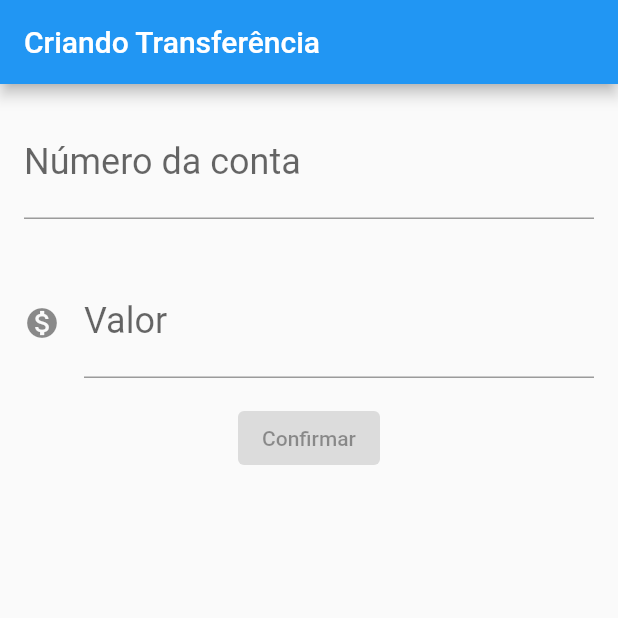
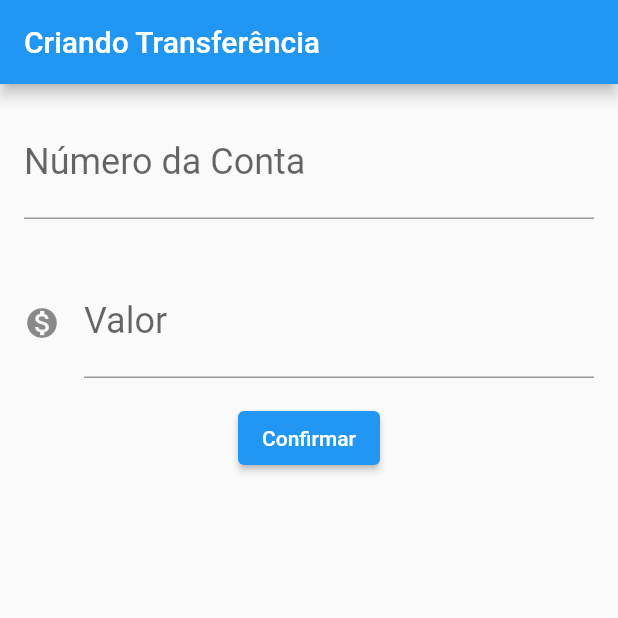
Before and after one commit to priscillatiemi/projeto-flutter, a Flutter app: the screen it shows after launch, on a phone screen of 412 x 824 dp, the top half of it. Run offline on Flutter 3.47's test engine with Material 2 defaults, Android fonts, the phone set to English and light mode, and no system bars.

Commit message:
Refatoração

```diff
--- a/lib/main.dart
+++ b/lib/main.dart
@@ -14,6 +14,9 @@ class DigitalBankApp extends StatelessWidget {
 }
 
 class FormularioTransferencia extends StatelessWidget {
+  final TextEditingController _controladorCampoConta = TextEditingController();
+  final TextEditingController _controladorCampoValor = TextEditingController();
+
   @override
   Widget build(BuildContext context) {
     return Scaffold(
@@ -22,34 +25,58 @@ class FormularioTransferencia extends StatelessWidget {
         ),
         body: Column(
           children: [
-            Padding(
-              padding: const EdgeInsets.all(16.0),
-              child: TextField(
-                style: TextStyle(fontSize: 24.0),
-                decoration: InputDecoration(
-                    labelText: 'Número da conta', hintText: '0000'),
-                keyboardType: TextInputType.number,
-              ),
-            ),
-            Padding(
-              padding: const EdgeInsets.all(16.0),
-              child: TextField(
-                style: TextStyle(fontSize: 24.0),
-                decoration: InputDecoration(
-                    icon: Icon(Icons.monetization_on),
-                    labelText: 'Valor',
-                    hintText: '0.00'),
-                keyboardType: TextInputType.number,
-              ),
-            ),
+            Editor(controlador: _controladorCampoConta, dica: '0000', rotulo: 'Número da Conta'),
+            Editor(controlador: _controladorCampoValor, rotulo: 'Valor', dica: '0.00', icone: Icons.monetization_on),
             ElevatedButton(
               child: Text('Confirmar'),
+              onPressed: () {
+                _criaTransferencia(context);
+              },
             ),
           ],
         ));
   }
+
+  void _criaTransferencia(BuildContext context) {
+    final int numeroConta =
+        int.tryParse(_controladorCampoConta.text);
+    final double valor =
+        double.tryParse(_controladorCampoValor.text);
+    if (numeroConta != null && valor != null) {
+      final transferenciaCriada = Transferencia(valor, numeroConta);
+      Scaffold.of(context).showSnackBar(
+        SnackBar(content: Text('$transferenciaCriada'))
+      );
+    }
+  }
 }
-//
+
+
+class Editor extends StatelessWidget {
+  final TextEditingController controlador;
+  final String rotulo;
+  final String dica;
+  final IconData icone;
+
+  Editor({this.controlador, this.rotulo, this.dica, this.icone});
+
+  @override
+  Widget build(BuildContext context) {
+    return Padding(
+      padding: const EdgeInsets.all(16.0),
+      child: TextField(
+        controller: controlador,
+        style: TextStyle(fontSize: 24.0),
+        decoration: InputDecoration(
+            icon: icone != null ? Icon(icone) : null,
+            labelText: rotulo,
+            hintText: dica),
+        keyboardType: TextInputType.number,
+      ),
+    );
+  }
+}
+
 
 class ListaTransferencias extends StatelessWidget {
   @override
@@ -95,4 +122,9 @@ class Transferencia {
   final int numeroConta;
 
   Transferencia(this.valor, this.numeroConta);
+
+  @override
+  String toString() {
+    return 'Transferencia{valor: $valor, numeroConta: $numeroConta}';
+  }
 }
```
